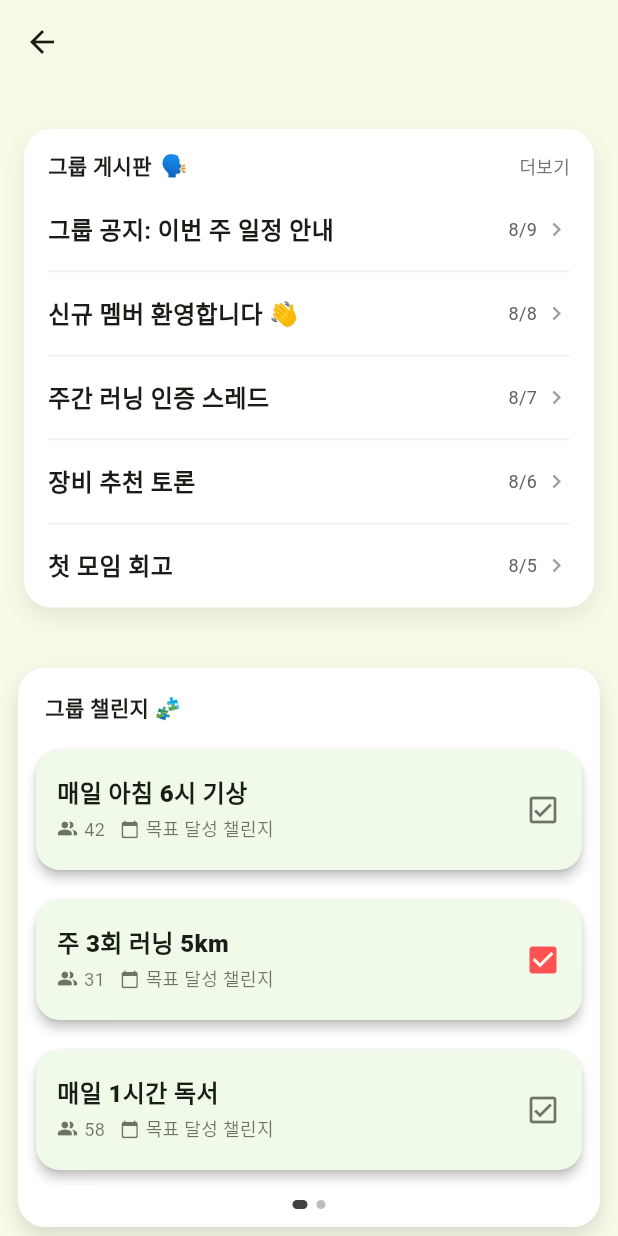
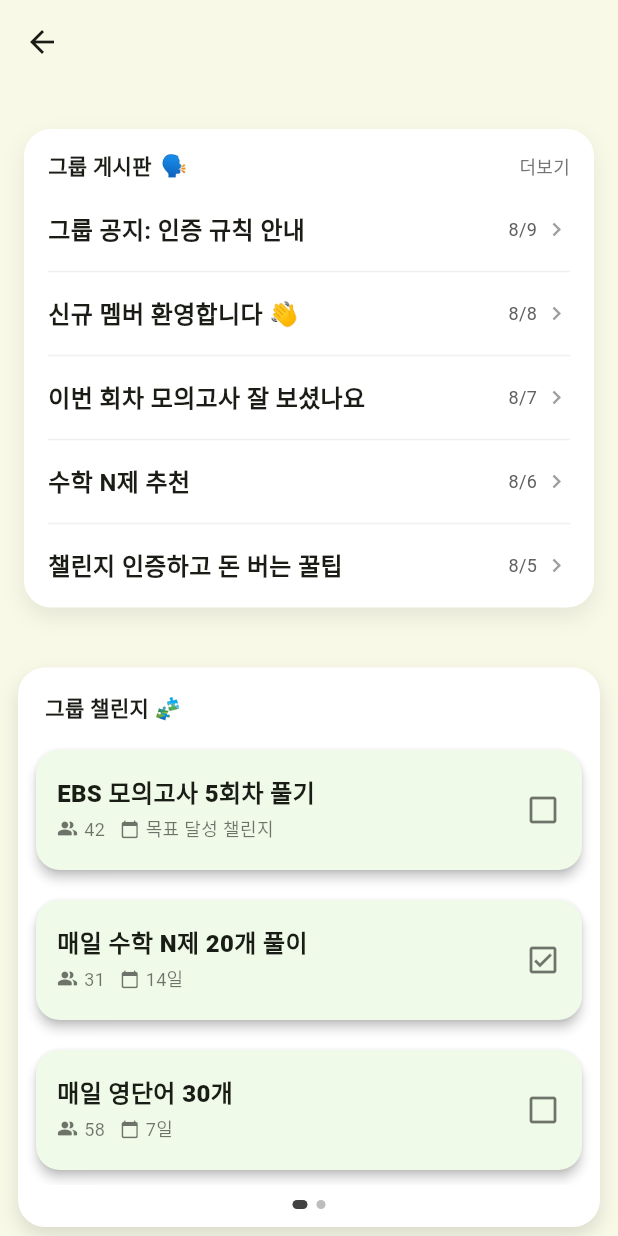
Before and after one commit to UniCon-BetU/bet_u, a Flutter app: the GroupPage screen opened directly with empty values, on a phone screen of 412 x 824 dp. Run offline on Flutter 3.47's test engine with Material 3 defaults, Android fonts, the phone set to English and light mode, and no system bars; our stand-ins replace smooth_page_indicator; missing offline and left inert: tosspayments_widget_sdk_flutter.

Commit message:
fix: 시연용 수정 최종

```diff
--- a/lib/main.dart
+++ b/lib/main.dart
@@ -1,5 +1,5 @@
 import 'package:bet_u/views/pages/welcome_page.dart';
-import 'package:bet_u/views/pages/challenge_page.dart'; // 추가해야 함
+import 'package:bet_u/views/pages/challenge_page.dart';
 import 'package:flutter/material.dart';
 import 'package:bet_u/views/pages/my_challenge_page.dart';
 import 'package:bet_u/views/pages/community_page.dart';
--- a/lib/views/pages/community_page.dart
+++ b/lib/views/pages/community_page.dart
@@ -15,17 +15,17 @@ class CommunityPage extends StatelessWidget {
   List<BoardPost> get _dummy => [
     BoardPost(title: '수능 국어 1일 3지문 팁 공유합니다', createdAt: DateTime(2025, 8, 8)),
     BoardPost(title: '영어 단어장 추천 부탁!', createdAt: DateTime(2025, 8, 7)),
-    BoardPost(title: '도전 인증 규칙 변경 안내', createdAt: DateTime(2025, 8, 6)),
-    BoardPost(title: '오늘의 챌린지 후기', createdAt: DateTime(2025, 8, 5)),
-    BoardPost(title: '오늘의 챌린지 후기', createdAt: DateTime(2025, 8, 5)),
+    BoardPost(title: '힘들 때 보면 좋은 글', createdAt: DateTime(2025, 8, 6)),
+    BoardPost(title: '요즘 토익 시험 특징', createdAt: DateTime(2025, 8, 5)),
+    BoardPost(title: '이 챌린지 성공하신 분 있나요?', createdAt: DateTime(2025, 8, 5)),
   ];
 
   final myGroups = <GroupInfo>[
     const GroupInfo(
-      name: '아침기상 챌린지',
-      description: '매일 6시에 일어나기',
+      name: '팀 수능',
+      description: '함께해요 정시 파이터들',
       memberCount: 124,
-      icon: Icons.wb_sunny,
+      icon: Icons.book_outlined,
       accent: Color(0xFF30B14A),
     ),
     const GroupInfo(
--- a/lib/views/pages/group_page.dart
+++ b/lib/views/pages/group_page.dart
@@ -12,28 +12,30 @@ import '../widgets/group_card_widget.dart'; // GroupInfo (이 타입을 전달
 
 final List<Challenge> groupChallenges = [
   Challenge(
-    title: '매일 아침 6시 기상',
+    title: 'EBS 모의고사 5회차 풀기',
     participants: 42,
     day: 5,
-    status: ChallengeStatus.inProgress,
+    status: ChallengeStatus.notStarted,
     category: '수능',
     createdAt: DateTime(2025, 7, 1),
   ),
   Challenge(
-    title: '주 3회 러닝 5km',
+    title: '매일 수학 N제 20개 풀이',
     participants: 31,
     day: 14,
-    status: ChallengeStatus.done,
-    category: '수능',
-    createdAt: DateTime(2025, 7, 1),
-  ),
-  Challenge(
-    title: '매일 1시간 독서',
-    participants: 58,
-    day: 7,
     status: ChallengeStatus.inProgress,
     category: '수능',
     createdAt: DateTime(2025, 7, 1),
+    type: 'time',
+  ),
+  Challenge(
+    title: '매일 영단어 30개',
+    participants: 58,
+    day: 7,
+    status: ChallengeStatus.notStarted,
+    category: '수능',
+    createdAt: DateTime(2025, 7, 1),
+    type: 'time',
   ),
   Challenge(
     title: '하루 물 2L 마시기',
@@ -54,11 +56,11 @@ final List<Challenge> groupChallenges = [
 ];
 
 final demoRanking = const [
-  RankingEntry(username: 'Alice', completed: 27),
-  RankingEntry(username: 'Bob', completed: 24),
-  RankingEntry(username: 'Charlie', completed: 22),
-  RankingEntry(username: 'Daisy', completed: 19),
-  RankingEntry(username: 'Ethan', completed: 17),
+  RankingEntry(username: '김철수', completed: 27),
+  RankingEntry(username: '아름이', completed: 24),
+  RankingEntry(username: '나는민수', completed: 22),
+  RankingEntry(username: '대구정시파이터', completed: 19),
+  RankingEntry(username: '고연오', completed: 17),
 ];
 
 class GroupPage extends StatelessWidget {
@@ -68,11 +70,11 @@ class GroupPage extends StatelessWidget {
 
   // TODO: 실제 데이터 연결 전 임시 더미
   List<BoardPost> get _dummyPosts => [
-    BoardPost(title: '그룹 공지: 이번 주 일정 안내', createdAt: DateTime(2025, 8, 9)),
+    BoardPost(title: '그룹 공지: 인증 규칙 안내', createdAt: DateTime(2025, 8, 9)),
     BoardPost(title: '신규 멤버 환영합니다 👋', createdAt: DateTime(2025, 8, 8)),
-    BoardPost(title: '주간 러닝 인증 스레드', createdAt: DateTime(2025, 8, 7)),
-    BoardPost(title: '장비 추천 토론', createdAt: DateTime(2025, 8, 6)),
-    BoardPost(title: '첫 모임 회고', createdAt: DateTime(2025, 8, 5)),
+    BoardPost(title: '이번 회차 모의고사 잘 보셨나요', createdAt: DateTime(2025, 8, 7)),
+    BoardPost(title: '수학 N제 추천', createdAt: DateTime(2025, 8, 6)),
+    BoardPost(title: '챌린지 인증하고 돈 버는 꿀팁', createdAt: DateTime(2025, 8, 5)),
   ];
 
   @override
@@ -144,7 +146,7 @@ class GroupPage extends StatelessWidget {
             SizedBox(height: 10.0),
             RankingWidget(
               entries: demoRanking,
-              title: 'RANKING',
+              title: '랭킹',
               onTap: (e) {
                 // TODO: 사용자 프로필/상세로 이동
               },
--- a/lib/views/pages/home_page.dart
+++ b/lib/views/pages/home_page.dart
@@ -19,28 +19,31 @@ class HomePage extends StatelessWidget {
 
     final myChallenges = [
       Challenge(
-        title: '수능 국어 1일 3지문',
-        participants: 1723,
+        title: '비문학 1일 3지문',
+        participants: 153,
         day: 12,
         status: ChallengeStatus.done,
         category: '수능',
         createdAt: DateTime(2025, 7, 1),
+        type: 'time',
       ),
       Challenge(
-        title: '수능 영어 1일 3지문',
-        participants: 1723,
+        title: '모의고사 주요과목 4합 5달성',
+        participants: 524,
         day: 12,
         status: ChallengeStatus.inProgress,
         category: '수능',
         createdAt: DateTime(2025, 7, 1),
+        type: 'goal',
       ),
       Challenge(
-        title: '수능 국어 1일 3지문',
-        participants: 1723,
-        day: 12,
+        title: '매일 물리 사설 모의고사 1회 풀이',
+        participants: 38,
+        day: 9,
         status: ChallengeStatus.missed,
         category: '수능',
         createdAt: DateTime(2025, 7, 1),
+        type: 'time',
       ),
       Challenge(
         title: '수능 국어 1일 3지문',
@@ -62,20 +65,22 @@ class HomePage extends StatelessWidget {
 
     final rankingChallenges = [
       Challenge(
-        title: '수능 국어 1일 3지문',
-        participants: 1723,
-        day: 12,
+        title: '하루 영단어 50개 암기',
+        participants: 1263,
+        day: 0,
         status: ChallengeStatus.inProgress,
         category: '수능',
         createdAt: DateTime(2025, 7, 1),
+        type: 'time',
       ),
       Challenge(
-        title: '수능 국어 1일 3지문',
-        participants: 1723,
-        day: 12,
+        title: '매일 수학 N제 20개 풀이',
+        participants: 818,
+        day: 0,
         status: ChallengeStatus.inProgress,
         category: '수능',
         createdAt: DateTime(2025, 7, 1),
+        type: 'time',
       ),
     ];
 
--- a/lib/views/widgets/popular_section_widget.dart
+++ b/lib/views/widgets/popular_section_widget.dart
@@ -34,9 +34,9 @@ class PopularSectionWidget extends StatelessWidget {
             padding: const EdgeInsets.symmetric(horizontal: 12),
             scrollDirection: Axis.horizontal,
             children: [
-              CategoryChipWidget(label: '수능', count: 1723),
-              CategoryChipWidget(label: '토익', count: 1723),
-              CategoryChipWidget(label: '인강', count: 1723),
+              CategoryChipWidget(label: '수능', count: 2536),
+              CategoryChipWidget(label: '토익', count: 816),
+              CategoryChipWidget(label: '인강', count: 2013),
               CategoryChipWidget(label: '매일자습', count: 1723),
             ],
           ),
```
Also changed, not shown: lib/data/global_challenges.dart (+0 -10 lines). Lines whose indentation alone changed are shown as unchanged.
